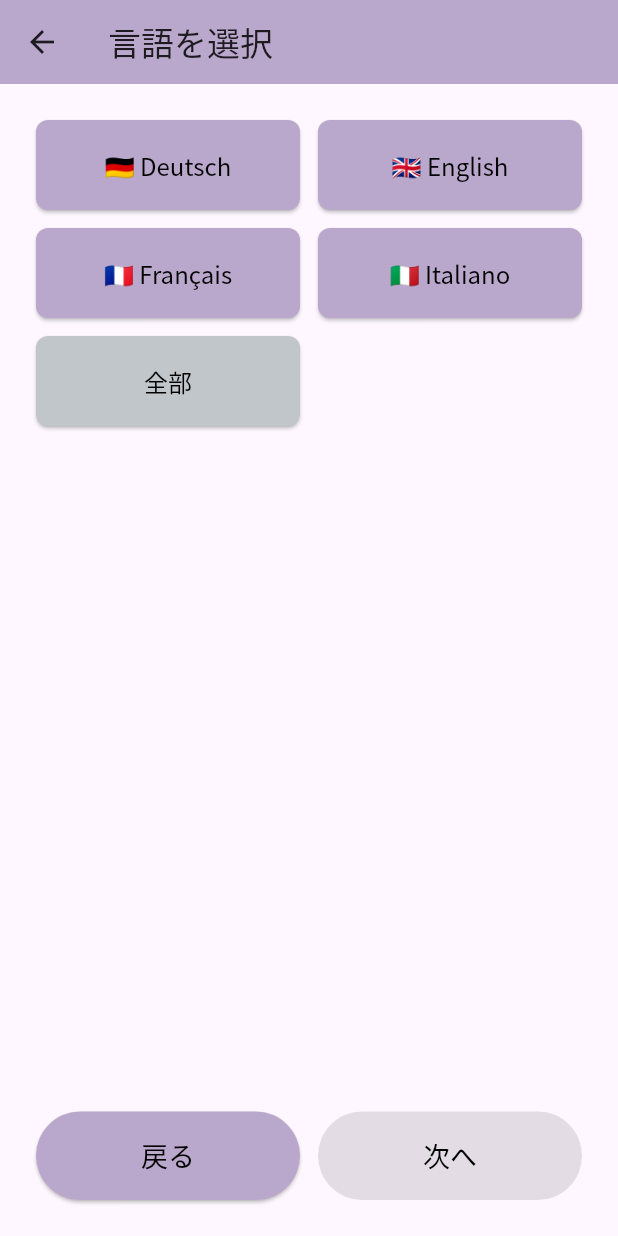
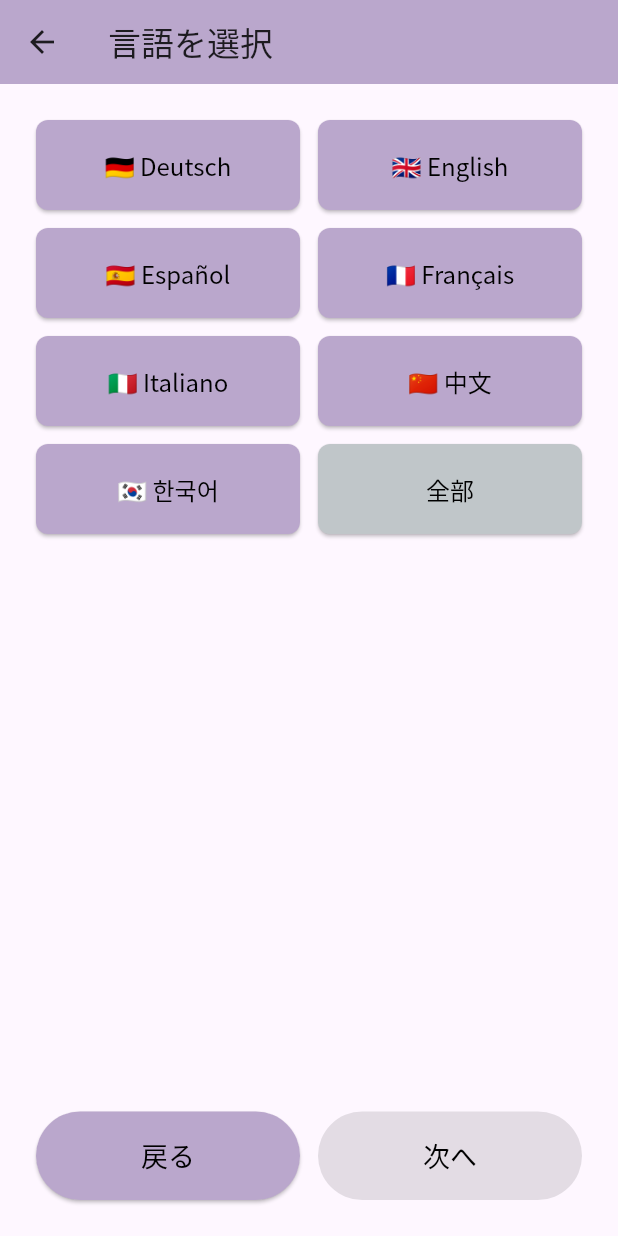
Before and after one commit to ItalyFuji/SImple_Wordlist, a Flutter app: the LanguageSelectScreen screen opened directly, on a phone screen of 412 x 824 dp. Run offline on Flutter 3.47's test engine with Material 3 defaults, Android fonts, the phone set to English and light mode, and no system bars; our stand-ins replace csv, google_fonts, shared_preferences; accounts and stored records are empty.

Commit message:
add Spanish, Chinese, Korean

```diff
--- /dev/null
+++ b/assets/data/Español.csv
@@ -0,0 +1,2 @@
+language  , category, word      , meaning             , tips          , done
+スペイン語, 名詞    ,té, お茶                , 男性名詞      , No
--- /dev/null
+++ b/assets/data/中文.csv
@@ -0,0 +1,2 @@
+language  , category, word      , meaning             , tips          , done
+中国語, 名詞    ,茶, お茶                ,, No
--- /dev/null
+++ b/assets/data/한국어.csv
@@ -0,0 +1,2 @@
+language  , category, word      , meaning             , tips          , done
+韓国語, 名詞    ,차, お茶                ,, No
--- a/lib/utils/app_colors.dart
+++ b/lib/utils/app_colors.dart
@@ -28,8 +28,11 @@ class AppColors {
   static const Map<String, Map<String, String>> languageInfo = {
     'English':  {'flag': '🇬🇧', 'japanese': '英語'},
     'Deutsch':  {'flag': '🇩🇪', 'japanese': 'ドイツ語'},
+    'Español':  {'flag': '🇪🇸', 'japanese': 'スペイン語'},
     'Français': {'flag': '🇫🇷', 'japanese': 'フランス語'},
     'Italiano': {'flag': '🇮🇹', 'japanese': 'イタリア語'},
+    '中文':     {'flag': '🇨🇳', 'japanese': '中国語'},
+    '한국어':   {'flag': '🇰🇷', 'japanese': '韓国語'},
   };
 
   // 品詞ごとのカード背景色
--- a/lib/utils/csv_loader.dart
+++ b/lib/utils/csv_loader.dart
@@ -47,9 +47,20 @@ class CsvLoader {
 
     // 全パスの中から assets/data/ 以下の .csv ファイルだけを取り出す
     // 例: 'assets/data/English.csv' → 'English'
-    return manifest.listAssets()
+    final languages = manifest.listAssets()
         .where((path) => path.startsWith('assets/data/') && path.endsWith('.csv'))
         .map((path) => path.split('/').last.replaceAll('.csv', ''))
         .toList();
+
+    // ラテン文字始まり（A-Z）を先に、それ以外（中文・한국어など）を後ろに並べる
+    languages.sort((a, b) {
+      final aIsLatin = RegExp(r'^[A-Za-z]').hasMatch(a);
+      final bIsLatin = RegExp(r'^[A-Za-z]').hasMatch(b);
+      if (aIsLatin && !bIsLatin) return -1;
+      if (!aIsLatin && bIsLatin) return 1;
+      return a.compareTo(b);
+    });
+
+    return languages;
   }
 }
```
Also changed, not shown: lib/screens/flashcard_screen.dart (+28 -8 lines).
